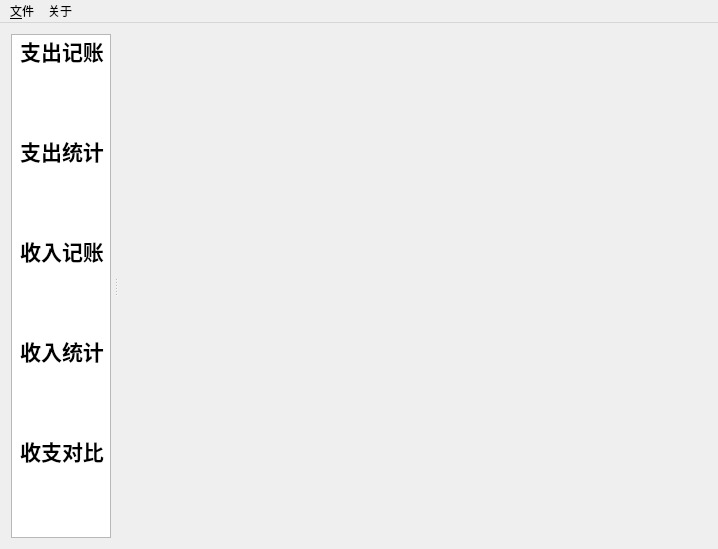
First picture: the form in MainWindow.ui, repository congchenutd/congchenmoney, before the edit.
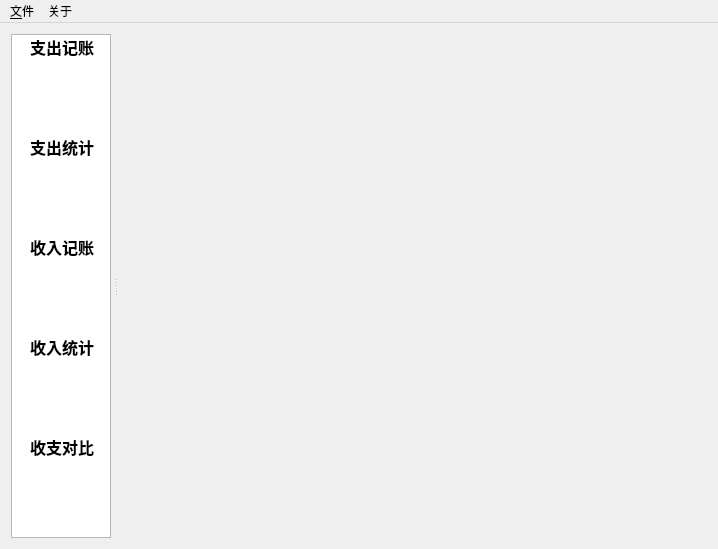
Second picture: the form after the edit. Icons and pictures are not drawn.

Patch:
```diff
--- a/MainWindow.ui
+++ b/MainWindow.ui
@@ -55,7 +55,7 @@
        <property name="font">
         <font>
          <family>华文黑体</family>
-         <pointsize>16</pointsize>
+         <pointsize>12</pointsize>
          <weight>75</weight>
          <bold>true</bold>
         </font>
```
Left out of the diff: 5 changed lines with no effect on the pictures.
